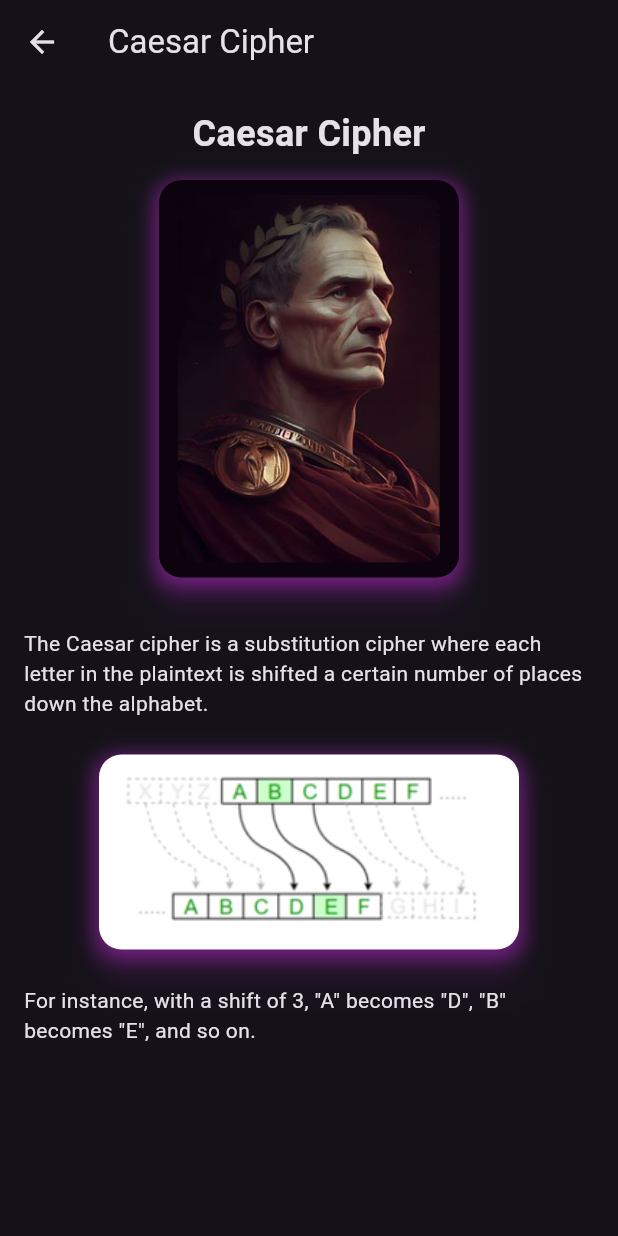
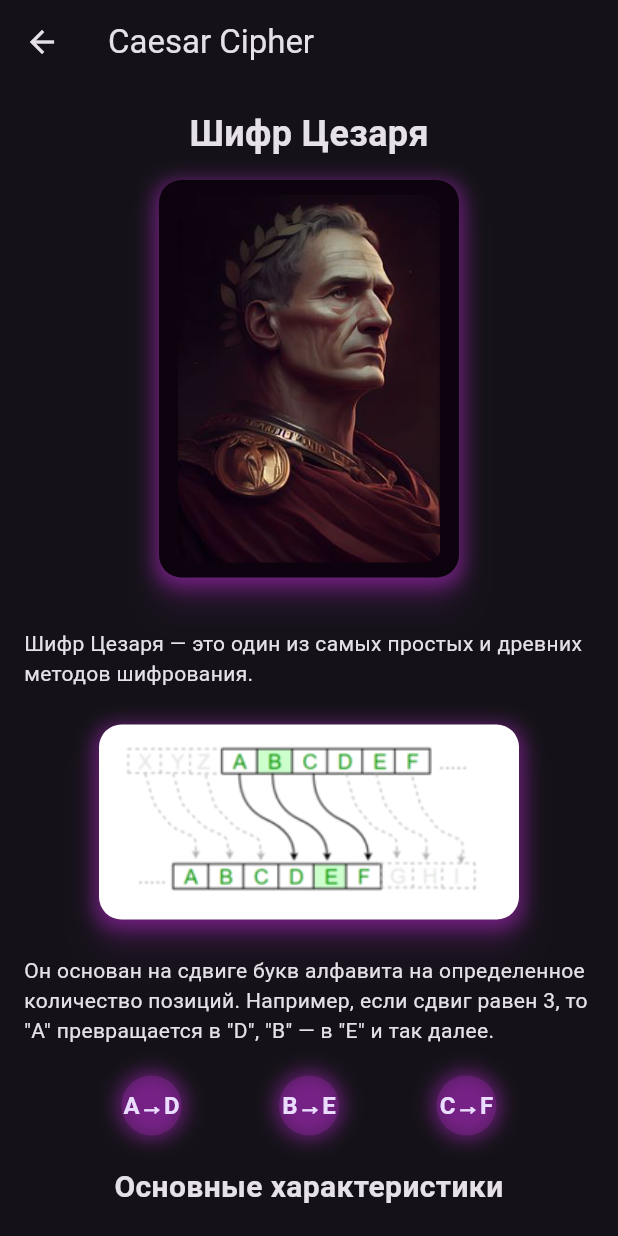
Before and after one commit to TheMusoftware/EncryptEd, a Flutter app: the CaesarCipherScreen screen opened directly, on a phone screen of 412 x 824 dp. Run offline on Flutter 3.47's test engine with Material 3 defaults, Android fonts, the phone set to English and light mode, and no system bars; our stand-ins replace circle_nav_bar, google_sign_in.

Commit message:
updated caesar design

```diff
--- a/lib/screens/caesar_cipher.dart
+++ b/lib/screens/caesar_cipher.dart
@@ -14,7 +14,7 @@ class CaesarCipherScreen extends StatelessWidget {
             mainAxisAlignment: MainAxisAlignment.center,
             children: [
               const Text(
-                'Caesar Cipher',
+                'Шифр Цезаря',
                 style: TextStyle(fontSize: 24, fontWeight: FontWeight.bold),
               ),
               const SizedBox(height: 10),
@@ -25,7 +25,7 @@ class CaesarCipherScreen extends StatelessWidget {
                 elevation: 10, // Тень для эффекта поднятия
                 shadowColor: Colors.purple.withOpacity(0.6),
                 child: Container(
-                  width:200,  // Уменьшаем ширину карточки
+                  width: 200, // Уменьшаем ширину карточки
                   height: 265,
                   decoration: BoxDecoration(
                     color: const Color(0xFF0D030E),
@@ -51,10 +51,9 @@ class CaesarCipherScreen extends StatelessWidget {
                   ),
                 ),
               ),
-
               const SizedBox(height: 30),
               const Text(
-                'The Caesar cipher is a substitution cipher where each letter in the plaintext is shifted a certain number of places down the alphabet.',
+                'Шифр Цезаря — это один из самых простых и древних методов шифрования. ',
               ),
               const SizedBox(height: 20),
 
@@ -66,7 +65,7 @@ class CaesarCipherScreen extends StatelessWidget {
                 elevation: 10, // Тень для эффекта поднятия
                 shadowColor: Colors.purple.withOpacity(0.6),
                 child: Container(
-                  width: 280,  // Уменьшаем ширину карточки
+                  width: 280, // Уменьшаем ширину карточки
                   height: 130,
                   decoration: BoxDecoration(
                     color: const Color(0xFFFFFFFF),
@@ -92,13 +91,112 @@ class CaesarCipherScreen extends StatelessWidget {
                   ),
                 ),
               ),
-
               const SizedBox(height: 20),
               const Text(
-                'For instance, with a shift of 3, "A" becomes "D", "B" becomes "E", and so on.',
+                'Он основан на сдвиге букв алфавита на определенное количество позиций. '
+                    'Например, если сдвиг равен 3, то "A" превращается в "D", "B" — в "E" и так далее.',
               ),
               const SizedBox(height: 20),
+              Row(
+                mainAxisAlignment: MainAxisAlignment.spaceEvenly,
+                children: List.generate(3, (index) {
+                  return Container(
+                    decoration: BoxDecoration(
+                      shape: BoxShape.circle,
+                      boxShadow: [
+                        BoxShadow(
+                          color: Colors.purple.withOpacity(0.6), // Фиолетовая тень
+                          blurRadius: 10,
+                          spreadRadius: 3,
+                        ),
+                      ],
+                    ),
+
+                    child: CircleAvatar(
+                      backgroundColor: Colors.purple.withOpacity(0.3),
+                      child: Text(
+                        ['A→D', 'B→E', 'C→F'][index],
+                        style: const TextStyle(fontWeight: FontWeight.bold),
+                      ),
+                    ),
+                  );
+                }),
+              ),
+              const SizedBox(height: 20),
+              const Column(
+                children: [
+                  Text(
+                    'Основные характеристики',
+                    textAlign: TextAlign.center,
+                    style: TextStyle(fontSize: 20, fontWeight: FontWeight.bold),
+                  ),
+                  ],
+              ),
+                  SizedBox(height: 20), // Добавляем небольшой отступ между строками
+                    const Column(
+                      children: [
+                    Text(
+                    '1. В классической версии шифра Цезаря ключ представляет собой число от 1 до 25. '
+                        'Это означает, что буквы алфавита могут сдвигаться максимум на 25 позиций, '
+                        'после чего они возвращаются к исходной позиции.',
+                    ),
+          ],
+                  ),
+                    SizedBox(height: 20),
+                  const Column(
+                    children: [
+                  Text(
+                  '2.  Шифр Цезаря использовался в Древнем Риме, около 100 года до н. э. '
+                      'Император Гай Юлий Цезарь применял этот метод для секретной переписки с военачальниками.'
+                  ),
+                  ],
+                  ),
+                  SizedBox(height: 10),
+              Card(
+                shape: RoundedRectangleBorder(
+                  borderRadius: BorderRadius.circular(15),
+                ),
+                elevation: 10, // Тень для эффекта поднятия
+                shadowColor: Colors.purple.withOpacity(0.6),
+                child: Container(
+                  width: 310, // Соответствует ширине изображения
+                  height: 160, // Соответствует высоте изображения
+                  decoration: BoxDecoration(
+                    color: const Color(0xFF442F16),
+                    borderRadius: BorderRadius.circular(15),
+                    boxShadow: [
+                      BoxShadow(
+                        color: Colors.purple.withOpacity(0.6),
+                        spreadRadius: 3,
+                        blurRadius: 10,
+                        offset: const Offset(0, 3),
+                      ),
+                    ],
+                  ),
+                  padding: const EdgeInsets.all(0),
+                  child: ClipRRect(
+                    borderRadius: BorderRadius.circular(15),
+                    child: Image.asset(
+                      'assets/ancient_rome.jpg',
+                      width: 310, // Указываем ширину изображения
+                      height: 180, // Указываем высоту изображения
+                      fit: BoxFit.cover, // Заполняет контейнер без искажений
+                    ),
+                  ),
+                ),
+              ),
+              SizedBox(height: 20),
+              const Column(
+                    children: [
+                  Text(
+                    '3.  Шифр Цезаря является моноалфавитной подстановкой, поскольку каждая буква заменяется одной и той же буквой в зависимости от сдвига. '
+                        'В отличие от сложных шифров, в нем нет многократной замены символов или перестановки букв'
+                  ),
+                ],
+              ),
+
             ],
+
           ),
         ),
       ),
```
Also changed, not shown: assets/ancient_rome.jpg (added), assets/ancient_rome.png (added).
